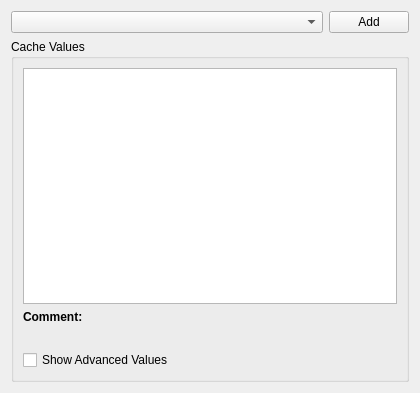
First picture: the form in buildtools/managers/cmake/cmakebuildsettings.ui, repository KDE/kdevelop, before the edit.
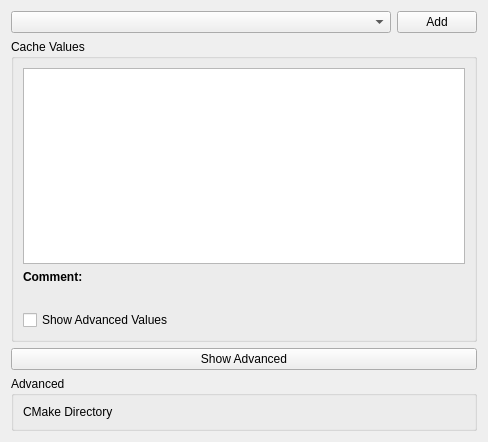
Second picture: the form after the edit. Custom widgets are drawn as their Qt base class.

Commit message: IMPROVED the cmake system support, removed the CMAKEDIR env var dependency.

```diff
--- a/buildtools/managers/cmake/cmakebuildsettings.ui
+++ b/buildtools/managers/cmake/cmakebuildsettings.ui
@@ -5,12 +5,17 @@
    <rect>
     <x>0</x>
     <y>0</y>
-    <width>420</width>
-    <height>393</height>
+    <width>488</width>
+    <height>442</height>
    </rect>
   </property>
-  <layout class="QGridLayout" >
-   <item row="0" column="1" >
+  <layout class="QVBoxLayout" >
+   <item>
+    <layout class="QHBoxLayout" >
+     <item>
+      <widget class="KComboBox" name="buildDirs" />
+     </item>
+     <item>
     <widget class="QPushButton" name="addBuildDir" >
      <property name="sizePolicy" >
       <sizepolicy vsizetype="Fixed" hsizetype="Fixed" >
@@ -23,7 +28,9 @@
      </property>
     </widget>
    </item>
-   <item row="1" column="0" colspan="2" >
+    </layout>
+   </item>
+   <item>
     <widget class="QGroupBox" name="groupBox" >
      <property name="title" >
       <string>Cache Values</string>
@@ -69,8 +76,37 @@
      </layout>
     </widget>
    </item>
-   <item row="0" column="0" >
-    <widget class="KComboBox" name="kcfg_buildDirs" />
+   <item>
+    <widget class="QPushButton" name="showAdvanced" >
+     <property name="text" >
+      <string>Show Advanced</string>
+     </property>
+     <property name="checkable" >
+      <bool>true</bool>
+     </property>
+     <property name="flat" >
+      <bool>false</bool>
+     </property>
+    </widget>
+   </item>
+   <item>
+    <widget class="QGroupBox" name="advancedBox" >
+     <property name="title" >
+      <string>Advanced</string>
+     </property>
+     <layout class="QHBoxLayout" >
+      <item>
+       <widget class="QLabel" name="label" >
+        <property name="text" >
+         <string>CMake Directory</string>
+        </property>
+       </widget>
+      </item>
+      <item>
+       <widget class="KUrlRequester" name="kcfg_cmakeDir" />
+      </item>
+     </layout>
+    </widget>
    </item>
   </layout>
  </widget>
@@ -80,6 +116,11 @@
    <extends>QComboBox</extends>
    <header>kcombobox.h</header>
   </customwidget>
+  <customwidget>
+   <class>KUrlRequester</class>
+   <extends>QFrame</extends>
+   <header>kurlrequester.h</header>
+  </customwidget>
  </customwidgets>
  <resources/>
  <connections/>
```
Lines whose indentation alone changed are shown as unchanged. The commit also changes 6 other files.
